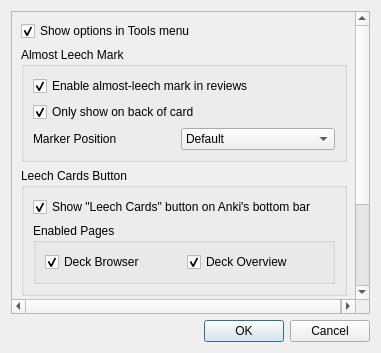
Qt form res/ui/options_dialog.ui (iamjustkoi/LeechToolkit) before a commit.
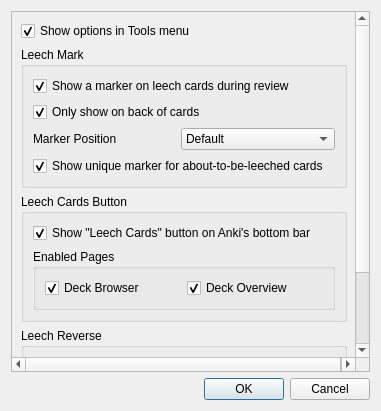
The same form after that commit.

Commit message: Added options for showing marker on leeches and update options ui

```diff
--- a/res/ui/options_dialog.ui
+++ b/res/ui/options_dialog.ui
@@ -10,7 +10,7 @@
     <x>0</x>
     <y>0</y>
     <width>381</width>
-    <height>353</height>
+    <height>411</height>
    </rect>
   </property>
   <property name="windowTitle">
@@ -26,9 +26,9 @@
       <property name="geometry">
        <rect>
         <x>0</x>
-        <y>-60</y>
+        <y>0</y>
         <width>344</width>
-        <height>364</height>
+        <height>387</height>
        </rect>
       </property>
       <property name="sizePolicy">
@@ -51,16 +51,13 @@
        <item>
         <widget class="QGroupBox" name="markerGroup">
          <property name="title">
-          <string>Almost Leech Mark</string>
+          <string>Leech Mark</string>
          </property>
          <layout class="QVBoxLayout" name="markerLayout">
           <item>
-           <widget class="QCheckBox" name="almostCheckbox">
-            <property name="toolTip">
-             <string>When reviewing, displays a mark below the current card if it's about to be marked as a leech.</string>
-            </property>
+           <widget class="QCheckBox" name="showMarkerChecbkbox">
             <property name="text">
-             <string>Enable almost-leech mark in reviews</string>
+             <string>Show a marker on leech cards during review</string>
             </property>
             <property name="checked">
              <bool>true</bool>
@@ -70,7 +67,7 @@
           <item>
            <widget class="QCheckBox" name="almostBackCheckbox">
             <property name="text">
-             <string>Only show on back of card</string>
+             <string>Only show on back of cards</string>
             </property>
             <property name="checked">
              <bool>true</bool>
@@ -110,6 +107,19 @@
             </item>
            </layout>
           </item>
+          <item>
+           <widget class="QCheckBox" name="almostCheckbox">
+            <property name="toolTip">
+             <string>When reviewing, displays a mark below the current card if it's about to be marked as a leech.</string>
+            </property>
+            <property name="text">
+             <string>Show unique marker for about-to-be-leeched cards</string>
+            </property>
+            <property name="checked">
+             <bool>true</bool>
+            </property>
+           </widget>
+          </item>
          </layout>
         </widget>
        </item>
```
Left out of the diff: 2 changed lines with no effect on the pictures. The commit also changes 3 other files.
